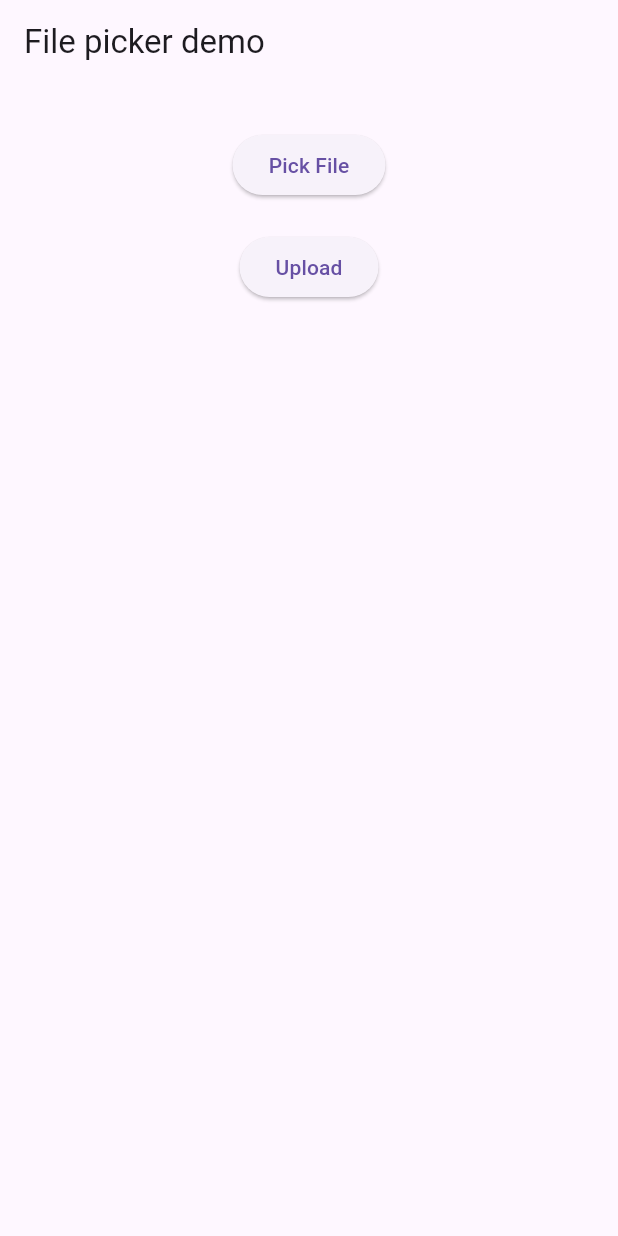
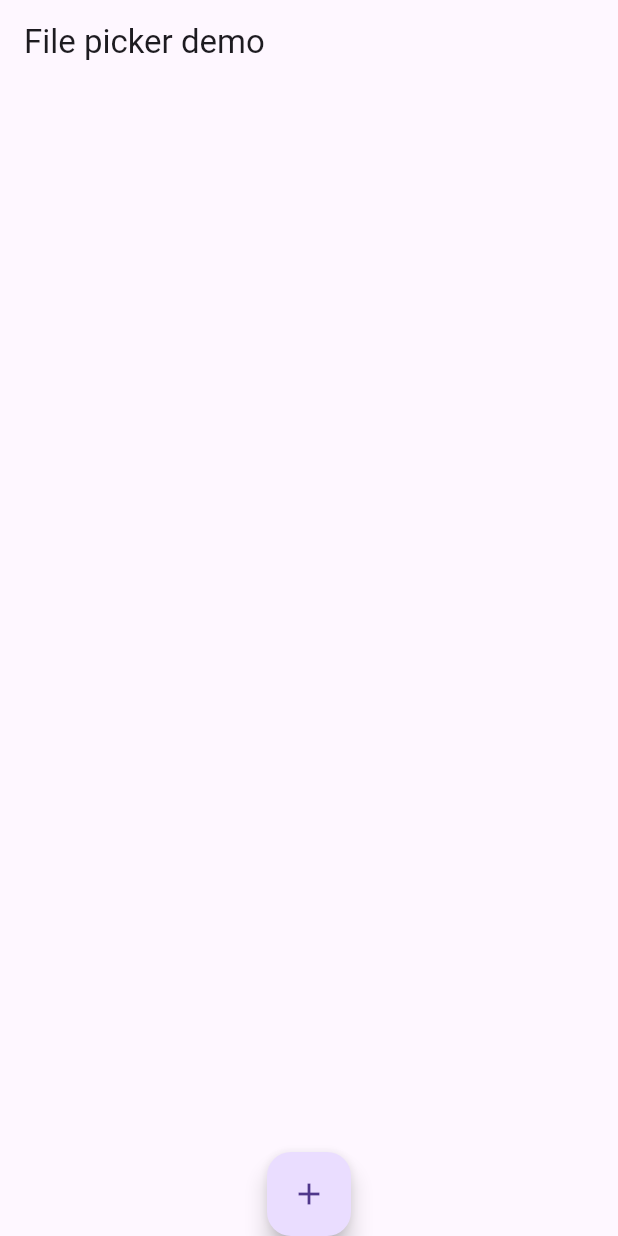
Before and after one commit to mukundsolanki/Pi-Drop, a Flutter app: the screen it shows after launch, on a phone screen of 412 x 824 dp. Run offline on Flutter 3.47's test engine with Material 3 defaults, Android fonts, the phone set to English and light mode, and no system bars.

Commit message:
Floating action button for bottom sheet

```diff
--- a/lib/main.dart
+++ b/lib/main.dart
@@ -1,14 +1,12 @@
-import 'package:file_picker/file_picker.dart';
 import 'package:flutter/material.dart';
-import 'dart:io';
-import 'package:http/http.dart' as http;
+import 'bottom_sheet.dart';
 
 void main() {
   runApp(const MyApp());
 }
 
 class MyApp extends StatelessWidget {
-  const MyApp({super.key});
+  const MyApp({Key? key}) : super(key: key);
 
   @override
   Widget build(BuildContext context) {
@@ -23,17 +21,15 @@
 }
 
 class FilePickerDemo extends StatefulWidget {
-  const FilePickerDemo({super.key, required this.title});
+  const FilePickerDemo({Key? key, required this.title}) : super(key: key);
 
   final String title;
 
   @override
-  State<FilePickerDemo> createState() => _FilePickerDemoState();
+  _FilePickerDemoState createState() => _FilePickerDemoState();
 }
 
 class _FilePickerDemoState extends State<FilePickerDemo> {
-  FilePickerResult? result;
-
   @override
   Widget build(BuildContext context) {
     return MaterialApp(
@@ -47,103 +43,20 @@
           child: Column(
             mainAxisAlignment: MainAxisAlignment.start,
             children: [
-              Center(
-                child: ElevatedButton(
-                  onPressed: () async {
-                    result =
-                        await FilePicker.platform.pickFiles(allowMultiple: true);
-                    if (result == null) {
-                      print("No file selected");
-                    } else {
-                      setState(() {});
-                      for (var element in result!.files) {
-                        print(element.name);
-                      }
-                    }
-                  },
-                  child: const Text("Pick File"),
-                ),
-              ),
+              const Spacer(),
 
-              const SizedBox(height: 20), // Add spacing between buttons
-              ElevatedButton(
-                onPressed: () {
-                  if (result != null) {
-                    _uploadFile(result!.files);
-                  } else {
-                    print("Please pick a file first");
-                  }
-                },
-                child: const Text("Upload"),
-              ),
-
-              if (result != null)
-                Padding(
-                  padding: const EdgeInsets.all(8.0),
-                  child: Column(
-                    crossAxisAlignment: CrossAxisAlignment.center,
-                    mainAxisAlignment: MainAxisAlignment.center,
-                    children: [
-                      const Text(
-                        'Selected file(s):',
-                        style: TextStyle(
-                            fontSize: 16, fontWeight: FontWeight.bold),
-                      ),
-                      const SizedBox(
-                        height: 10,
-                      ),
-                      ListView.separated(
-                        shrinkWrap: true,
-                        itemCount: result?.files.length ?? 0,
-                        itemBuilder: (context, index) {
-                          return Text(
-                              result?.files[index].name ?? '',
-                              style: const TextStyle(
-                                  fontSize: 16,
-                                  fontWeight: FontWeight.bold));
-                        },
-                        separatorBuilder:
-                            (BuildContext context, int index) {
-                          return const SizedBox(
-                            height: 5,
-                          );
-                        },
-                      ),
-                    ],
-                  ),
-                ),
-              const Spacer(),
             ],
           ),
         ),
+        floatingActionButton: FloatingActionButton(
+          onPressed: () {
+            BottomSheetWidget.show(context);
+          },
+          tooltip: 'Open Bottom Sheet',
+          child: const Icon(Icons.add),
+        ),
+        floatingActionButtonLocation: FloatingActionButtonLocation.centerDocked,
       ),
     );
   }
-
-  // Function to upload file to the server
-  void _uploadFile(List<PlatformFile> files) async {
-    try {
-      for (var file in files) {
-        var request = http.MultipartRequest(
-          'POST',
-          Uri.parse('http://192.168.29.192:3000/upload'),
-        );
-
-        request.files.add(await http.MultipartFile.fromPath(
-          'file',
-          file.path!,
-        ));
-
-        var response = await request.send();
-
-        if (response.statusCode == 200) {
-          print('File uploaded successfully');
-        } else {
-          print('Failed to upload file. Status code: ${response.statusCode}');
-        }
-      }
-    } catch (e) {
-      print('Error uploading file: $e');
-    }
-  }
 }
```
